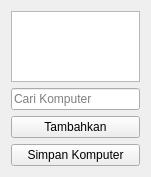
Before: the Qt Designer form master/src/ComputerSelectPanel.ui in rudihartono7/veyon, drawn with Qt 5.
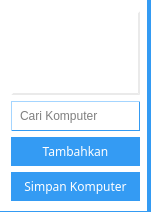
After: the same form once the commit is applied.

Patch:
```diff
--- a/master/src/ComputerSelectPanel.ui
+++ b/master/src/ComputerSelectPanel.ui
@@ -10,9 +10,26 @@
     <height>177</height>
    </rect>
   </property>
+  <property name="styleSheet">
+   <string notr="true">QWidget { 
+	background-color: white;
+    border-style: outset;
+    border-right-width: 4px;
+    border-bottom-width: 1px;
+    border-radius: 0px;
+    border-color: #349BF3;
+	color: black;
+    padding: 6px;
+}</string>
+  </property>
   <layout class="QVBoxLayout">
    <item>
     <widget class="QTreeView" name="treeView">
+     <property name="styleSheet">
+      <string notr="true">border-width: 2px;
+color: black;
+border-color: #EAEAEA;</string>
+     </property>
      <property name="sizeAdjustPolicy">
       <enum>QAbstractScrollArea::AdjustToContents</enum>
      </property>
@@ -38,6 +55,10 @@
    </item>
    <item>
     <widget class="QLineEdit" name="filterLineEdit">
+     <property name="styleSheet">
+      <string notr="true">border-width: 1px;
+border-color: #rgb(144, 144, 144);</string>
+     </property>
      <property name="placeholderText">
       <string>Cari Komputer</string>
      </property>
@@ -45,6 +66,15 @@
    </item>
    <item>
     <widget class="QPushButton" name="addLocationButton">
+     <property name="styleSheet">
+      <string notr="true">	color: white;
+	background-color: #349BF3;
+    border-style: outset;
+    border-width: 0px;
+    border-radius: 0px;
+    font: reguler 14px;
+    padding: 6px;</string>
+     </property>
      <property name="text">
       <string>Tambahkan</string>
      </property>
@@ -52,6 +82,15 @@
    </item>
    <item>
     <widget class="QPushButton" name="saveListButton">
+     <property name="styleSheet">
+      <string notr="true">	color: white;
+	background-color: #349BF3;
+    border-style: outset;
+    border-width: 0px;
+    border-radius: 0px;
+    font: reguler 14px;
+    padding: 6px;</string>
+     </property>
      <property name="text">
       <string>Simpan Komputer</string>
      </property>
```
